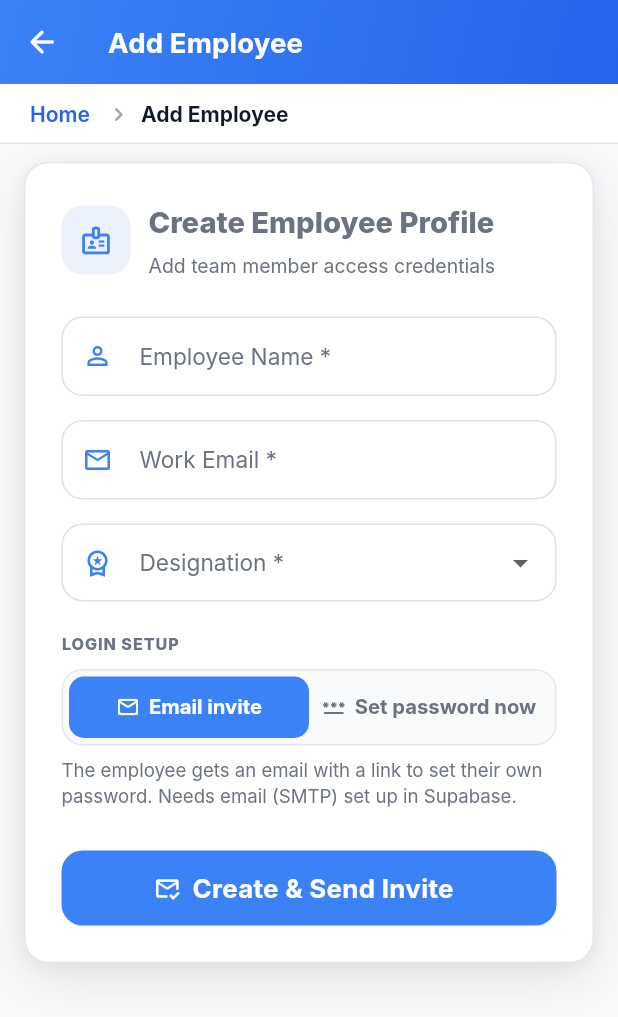
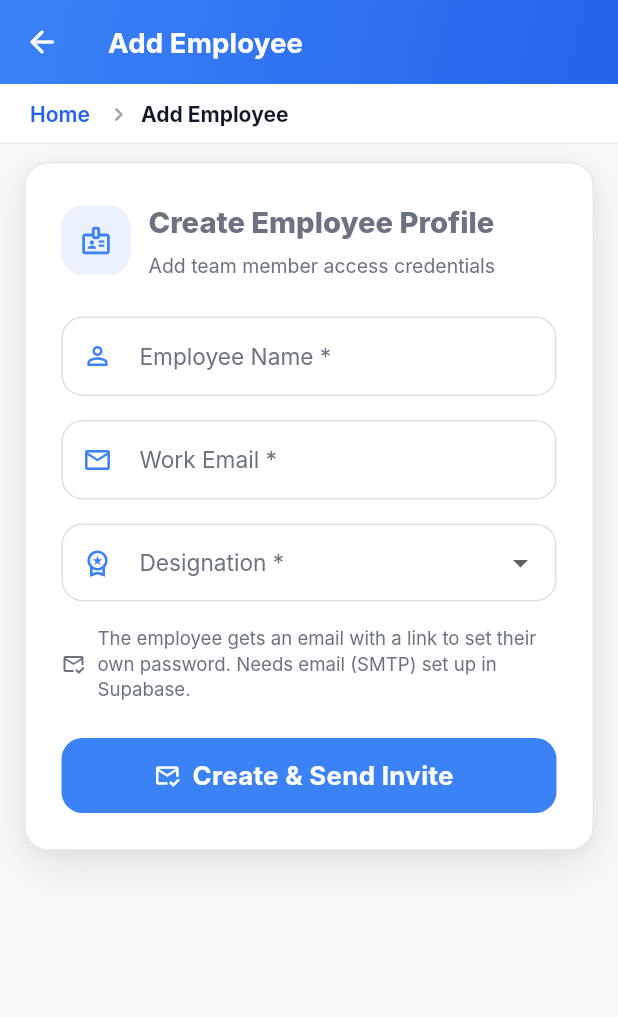
Before and after one commit to internfomrahousing-oss/fomra-ls, a Flutter app: the AddEmployeeScreen widget shown alone on an empty page, opened directly, on a phone screen of 412 x 824 dp. Shown: the top 1017 px of the screen. Run offline on Flutter 3.47's test engine with Material 3 defaults, Android fonts, the phone set to English and light mode, and no system bars; our stand-ins replace audioplayers, connectivity_plus, file_picker, firebase_core, firebase_messaging, fl_chart and 8 more; missing offline and left inert: dart:html, dart:ui_web, flutter_map_cancellable_tile_provider, record; accounts and stored records are empty; Roboto replaces fonts that are missing (Inter).

Commit message:
Email-only onboarding, dark-mode login fix, rebrand to Fomra LandIQ
Onboarding is now email-invite only — the generate-a-password path is
removed everywhere:
- Add Employee drops the login-setup toggle and always sends an invite.
- User Management's "Set password" becomes "Resend invite" (re-sends the
  set-password / recovery email via inviteEmployee).
- Removes EmployeeService.generatePassword + provisionLogin, the
  credentials dialog, and its now-obsolete onboarding test.

Login page: in dark mode the right-hand sign-in panel used a hardcoded
white background behind the dark form card — now it uses the page
background so the panel and card match.

Rebrand FomraLS → "Fomra LandIQ" across all user-visible surfaces: split
+ mobile login headings, app header, drawer, portal login, app title,
splash, web title/description/PWA name, and export file names. Technical
identifiers (package name, class names, HTTP User-Agent) are unchanged.

Co-Authored-By: Claude Opus 4.8 <noreply@anthropic.com>

```diff
--- a/lib/main.dart
+++ b/lib/main.dart
@@ -55,7 +55,7 @@ class FomraLSApp extends StatelessWidget {
     return ValueListenableBuilder<ThemeMode>(
       valueListenable: ThemeController.instance.mode,
       builder: (context, themeMode, _) => MaterialApp(
-        title: 'FomraLS',
+        title: 'Fomra LandIQ',
         debugShowCheckedModeBanner: false,
         theme: appTheme(),
         darkTheme: appThemeDark(),
@@ -200,7 +200,7 @@ class _StartupScreenState extends State<_StartupScreen> {
               ),
               const SizedBox(height: 20),
               const Text(
-                'FomraLS',
+                'Fomra LandIQ',
                 style: TextStyle(
                   color: Colors.white,
                   fontSize: 32,
--- a/lib/screens/auth/portal_login_screen.dart
+++ b/lib/screens/auth/portal_login_screen.dart
@@ -147,7 +147,7 @@ class _PortalLoginScreenState extends State<PortalLoginScreen> {
                         ),
                         const SizedBox(height: 4),
                         Text(
-                          'FomraLS · Fomra Housing',
+                          'Fomra LandIQ · Fomra Housing',
                           style: TextStyle(
                             color: Colors.white.withValues(alpha: 0.7),
                             fontSize: 13,
--- a/lib/screens/employee_management/add_employee_screen.dart
+++ b/lib/screens/employee_management/add_employee_screen.dart
@@ -6,7 +6,6 @@ import '../../theme/app_theme.dart';
 import '../../theme/fomra_input.dart';
 import '../../theme/fomra_theme_context.dart';
 import '../../widgets/fomra_app_shell.dart';
-import '../../widgets/credentials_dialog.dart';
 import '../../widgets/ui/app_feedback.dart';
 import '../../widgets/portal_home_sections.dart';
 import '../../widgets/portal_page_layout.dart';
@@ -33,10 +32,6 @@ class _AddEmployeeScreenState extends State<AddEmployeeScreen> {
   String? _designation;
   bool _saving = false;
 
-  /// How the new employee gets their login. Email invite = they set their own
-  /// password via a link; otherwise management generates one and hands it over.
-  bool _emailInvite = true;
-
   @override
   void dispose() {
     _nameCtrl.dispose();
@@ -57,11 +52,7 @@ class _AddEmployeeScreenState extends State<AddEmployeeScreen> {
         email: _emailCtrl.text,
         designation: _designation!,
       );
-      if (_emailInvite) {
       await _finishWithEmailInvite(profile);
-      } else {
-        await _finishWithGeneratedPassword(profile);
-      }
     } catch (e) {
       if (!mounted) return;
       AppFeedback.error(context, e.toString().replaceFirst('Exception: ', ''));
@@ -104,36 +95,6 @@ class _AddEmployeeScreenState extends State<AddEmployeeScreen> {
             '${profile.designation}, but the set-password email failed:\n\n'
             '$inviteError\n\n'
             'Re-send from User Management, or set a password there directly.',
-      );
-    }
-  }
-
-  /// Generate a password now and show it once so management can hand it over.
-  Future<void> _finishWithGeneratedPassword(EmployeeProfile profile) async {
-    final password = EmployeeService.generatePassword();
-    String? loginError;
-    try {
-      await EmployeeService.provisionLogin(profile.email, password: password);
-    } catch (e) {
-      loginError = e.toString().replaceFirst('Exception: ', '');
-    }
-    if (!mounted) return;
-    Navigator.pop(context, profile);
-    if (loginError == null) {
-      await showCredentialsDialog(
-        context,
-        email: profile.email,
-        password: password,
-        title: '${profile.fullName} added',
-      );
-    } else {
-      AppFeedback.errorDetails(
-        context,
-        title: 'Employee saved, but the login could not be created',
-        message: '${profile.fullName} (${profile.email}) was created as '
-            '${profile.designation}, but their login could not be set up:\n\n'
-            '$loginError\n\n'
-            'Set a password from User Management → Set password.',
       );
     }
   }
@@ -238,38 +199,30 @@ class _AddEmployeeScreenState extends State<AddEmployeeScreen> {
                               : null,
                           onChanged: (v) => setState(() => _designation = v),
                         ),
-                        const SizedBox(height: 20),
-                        Text(
-                          'LOGIN SETUP',
-                          style: TextStyle(
-                            fontSize: 10,
-                            fontWeight: FontWeight.w800,
-                            letterSpacing: 0.6,
+                        const SizedBox(height: 16),
+                        Row(
+                          children: [
+                            Icon(
+                              Icons.mark_email_read_outlined,
+                              size: 16,
                               color: context.fomraTextSecondary,
                             ),
-                        ),
-                        const SizedBox(height: 8),
-                        _LoginSetupToggle(
-                          emailInvite: _emailInvite,
-                          onChanged: _saving
-                              ? null
-                              : (v) => setState(() => _emailInvite = v),
-                        ),
-                        const SizedBox(height: 8),
-                        Text(
-                          _emailInvite
-                              ? 'The employee gets an email with a link to set '
+                            const SizedBox(width: 8),
+                            Expanded(
+                              child: Text(
+                                'The employee gets an email with a link to set '
                                 'their own password. Needs email (SMTP) set up '
-                                  'in Supabase.'
-                              : 'A password is generated now and shown once for '
-                                  'you to hand over — no email needed.',
+                                'in Supabase.',
                                 style: TextStyle(
                                   fontSize: 11.5,
                                   height: 1.35,
                                   color: context.fomraTextSecondary,
                                 ),
                               ),
-                        const SizedBox(height: 28),
+                            ),
+                          ],
+                        ),
+                        const SizedBox(height: 24),
                         SizedBox(
                           height: 50,
                           child: FilledButton.icon(
@@ -283,17 +236,11 @@ class _AddEmployeeScreenState extends State<AddEmployeeScreen> {
                                       color: Colors.white,
                                     ),
                                   )
-                                : Icon(
-                                    _emailInvite
-                                        ? Icons.mark_email_read_outlined
-                                        : Icons.add_circle_outline,
-                                    size: 18,
-                                  ),
-                            label: Text(
-                              _emailInvite
-                                  ? 'Create & Send Invite'
-                                  : 'Create & Show Password',
-                              style: const TextStyle(fontWeight: FontWeight.w700),
+                                : const Icon(Icons.mark_email_read_outlined,
+                                    size: 18),
+                            label: const Text(
+                              'Create & Send Invite',
+                              style: TextStyle(fontWeight: FontWeight.w700),
                             ),
                             style: FilledButton.styleFrom(
                               shape: RoundedRectangleBorder(
@@ -337,87 +284,3 @@ class _AddEmployeeScreenState extends State<AddEmployeeScreen> {
     );
   }
 }
-
-/// Two-way choice for how a new employee receives their login: an email invite
-/// (they set their own password) or a generated password shown once.
-class _LoginSetupToggle extends StatelessWidget {
-  final bool emailInvite;
-  final ValueChanged<bool>? onChanged;
-
-  const _LoginSetupToggle({required this.emailInvite, this.onChanged});
-
-  @override
-  Widget build(BuildContext context) {
-    return Container(
-      padding: const EdgeInsets.all(4),
-      decoration: BoxDecoration(
-        color: context.fomraSurfaceVar.withValues(alpha: 0.5),
-        borderRadius: BorderRadius.circular(14),
-        border: Border.all(color: context.fomraBorder),
-      ),
-      child: Row(
-        children: [
-          _option(
-            context,
-            selected: emailInvite,
-            icon: Icons.mail_outline_rounded,
-            label: 'Email invite',
-            onTap: () => onChanged?.call(true),
-          ),
-          _option(
-            context,
-            selected: !emailInvite,
-            icon: Icons.password_rounded,
-            label: 'Set password now',
-            onTap: () => onChanged?.call(false),
-          ),
-        ],
-      ),
-    );
-  }
-
-  Widget _option(
-    BuildContext context, {
-    required bool selected,
-    required IconData icon,
-    required String label,
-    required VoidCallback onTap,
-  }) {
-    return Expanded(
-      child: GestureDetector(
-        behavior: HitTestBehavior.opaque,
-        onTap: onChanged == null ? null : onTap,
-        child: AnimatedContainer(
-          duration: const Duration(milliseconds: 150),
-          padding: const EdgeInsets.symmetric(vertical: 10),
-          decoration: BoxDecoration(
-            color: selected ? AppColors.primary : Colors.transparent,
-            borderRadius: BorderRadius.circular(10),
-          ),
-          child: Row(
-            mainAxisAlignment: MainAxisAlignment.center,
-            children: [
-              Icon(
-                icon,
-                size: 16,
-                color: selected ? Colors.white : context.fomraTextSecondary,
-              ),
-              const SizedBox(width: 6),
-              Flexible(
-                child: Text(
-                  label,
-                  overflow: TextOverflow.ellipsis,
-                  style: TextStyle(
-                    fontSize: 12.5,
-                    fontWeight: FontWeight.w700,
-                    color: selected ? Colors.white : context.fomraTextSecondary,
-                  ),
-                ),
-              ),
-            ],
-          ),
-        ),
-      ),
-    );
-  }
-}
--- a/lib/screens/employee_management/employee_management_screen.dart
+++ b/lib/screens/employee_management/employee_management_screen.dart
@@ -8,7 +8,6 @@ import '../../services/team_hierarchy.dart';
 import '../../theme/app_theme.dart';
 import '../../theme/fomra_layout.dart';
 import '../../theme/fomra_theme_context.dart';
-import '../../widgets/credentials_dialog.dart';
 import '../../widgets/employee_management_ui.dart';
 import '../../widgets/ui/app_feedback.dart';
 import '../../widgets/portal_home_sections.dart';
@@ -73,15 +72,15 @@ class _EmployeeManagementScreenState extends State<EmployeeManagementScreen> {
   /// Set (or reset) an employee's login to a freshly generated password and
   /// show it so management can hand it over. Works whether or not they already
   /// had a login — no invite email involved.
-  Future<void> _setPassword(EmployeeProfile employee) async {
+  Future<void> _resendInvite(EmployeeProfile employee) async {
     final confirm = await showDialog<bool>(
       context: context,
       builder: (ctx) => AlertDialog(
         shape: RoundedRectangleBorder(borderRadius: BorderRadius.circular(16)),
-        title: const Text('Set password'),
+        title: const Text('Resend invite'),
         content: Text(
-          'Generate a new password for ${employee.email}? You\'ll see it once '
-          'to share with them; it replaces any existing password.',
+          'Email ${employee.email} a link to set their own password? If they '
+          'already have a login, a reset-password email is sent instead.',
           style: TextStyle(fontSize: 13, color: context.fomraTextSecondary),
         ),
         actions: [
@@ -90,27 +89,30 @@ class _EmployeeManagementScreenState extends State<EmployeeManagementScreen> {
               child: const Text('Cancel')),
           FilledButton(
               onPressed: () => Navigator.pop(ctx, true),
-              child: const Text('Generate')),
+              child: const Text('Send')),
         ],
       ),
     );
     if (confirm != true || !mounted) return;
-    final password = EmployeeService.generatePassword();
     try {
-      await EmployeeService.provisionLogin(employee.email, password: password);
+      final kind = await EmployeeService.inviteEmployee(
+        employee.email,
+        designation: employee.designation,
+        fullName: employee.fullName,
+      );
       if (!mounted) return;
-      await showCredentialsDialog(
+      AppFeedback.success(
         context,
-        email: employee.email,
-        password: password,
-        title: 'Password set for ${employee.fullName}',
+        kind == 'recovery'
+            ? 'Reset-password email sent to ${employee.email}.'
+            : 'Invite sent to ${employee.email}.',
       );
     } catch (e) {
       if (!mounted) return;
       AppFeedback.errorDetails(
         context,
-        title: 'Could not set the password',
-        message: 'Setting a login for ${employee.email} failed:\n\n'
+        title: 'Could not send the invite',
+        message: 'Emailing ${employee.email} failed:\n\n'
             '${e.toString().replaceFirst('Exception: ', '')}',
       );
     }
@@ -306,8 +308,8 @@ class _EmployeeManagementScreenState extends State<EmployeeManagementScreen> {
                                     employee: _filtered[i],
                                     onRemoveAccess: () =>
                                         _confirmRemoveAccess(_filtered[i]),
-                                    onSetPassword: () =>
-                                        _setPassword(_filtered[i]),
+                                    onResendInvite: () =>
+                                        _resendInvite(_filtered[i]),
                                   ),
                                 ),
                               ),
--- a/lib/screens/settings/settings_screen.dart
+++ b/lib/screens/settings/settings_screen.dart
@@ -454,7 +454,7 @@ class _BulkLeadImportPageState extends State<_BulkLeadImportPage> {
     final csv = '${_csvRow(_bulkImportColumns)}\r\n${_csvRow(example)}\r\n';
     final bytes = Uint8List.fromList(utf8.encode(csv));
     try {
-      await saveCsv(bytes, 'FomraLS_Bulk_Lead_Import_Template.csv');
+      await saveCsv(bytes, 'FomraLandIQ_Bulk_Lead_Import_Template.csv');
       if (mounted) {
         AppFeedback.success(context, 'Template downloaded');
       }
--- a/lib/services/employee_service.dart
+++ b/lib/services/employee_service.dart
@@ -1,5 +1,4 @@
 import 'dart:convert';
-import 'dart:math';
 
 import 'package:http/http.dart' as http;
 import 'package:shared_preferences/shared_preferences.dart';
@@ -108,15 +107,6 @@ class EmployeeService {
     return 'invite';
   }
 
-  /// A readable, reasonably strong temporary password to hand to a new employee.
-  /// Ambiguous characters (0/O, 1/l/I) are left out so it's easy to read aloud
-  /// or copy. They can change it after signing in.
-  static String generatePassword({int length = 10}) {
-    const chars = 'ABCDEFGHJKLMNPQRSTUVWXYZabcdefghijkmnopqrstuvwxyz23456789';
-    final rand = Random.secure();
-    return List.generate(length, (_) => chars[rand.nextInt(chars.length)]).join();
-  }
-
   /// Reset an employee's login password (management only).
   static Future<void> resetAuthPassword(String email, String password) async {
     final token = await _adminToken();
@@ -144,22 +134,6 @@ class EmployeeService {
       } catch (_) {}
       throw Exception(msg);
     }
-  }
-
-  /// Give an employee a ready-to-use login with a known [password]: create the
-  /// Supabase Auth user if needed, then set the password so it works whether or
-  /// not the account already existed. Management only. This is the whole
-  /// onboarding path now — management shares the password directly, no email.
-  static Future<void> provisionLogin(String email,
-      {String password = 'fomra@2024'}) async {
-    final token = await _adminToken();
-    if (token == null) {
-      throw Exception(
-          'Your session expired. Sign out and sign in again as management, then retry.');
-    }
-    final normalized = email.trim().toLowerCase();
-    await provisionAuthUser(normalized, password: password);
-    await resetAuthPassword(normalized, password);
   }
 
   /// Provision auth users for every current employee (one-time backfill).
@@ -245,8 +219,8 @@ class EmployeeService {
         all.insert(0, profile);
         await _saveCache(all);
       }
-      // The login (so the employee can sign in) is provisioned by the caller
-      // via provisionLogin, so its outcome can be surfaced.
+      // The login is set up by the caller via inviteEmployee (email invite), so
+      // its outcome can be surfaced.
       return profile;
     } catch (e) {
       final profile = EmployeeProfile(
--- a/lib/services/report_catalog_service.dart
+++ b/lib/services/report_catalog_service.dart
@@ -163,7 +163,7 @@ class ReportCatalogService {
       capForPdf: format == ReportFormat.pdf,
     );
     final fileName =
-        'FomraLS_${kind.fileStem}_${DateFormat('yyyyMMdd_HHmm').format(DateTime.now())}'
+        'FomraLandIQ_${kind.fileStem}_${DateFormat('yyyyMMdd_HHmm').format(DateTime.now())}'
         '.${format == ReportFormat.pdf ? 'pdf' : 'csv'}';
 
     // Excel and CSV both export tabular CSV data (opens directly in Excel).
@@ -996,7 +996,7 @@ class ReportCatalogService {
     String title,
   ) async {
     final doc = pw.Document(
-      title: 'FomraLS $title',
+      title: 'Fomra LandIQ $title',
       author: 'Fomra Housing & Infrastructure Pvt. Ltd.',
     );
 
--- a/lib/widgets/app_drawer.dart
+++ b/lib/widgets/app_drawer.dart
@@ -144,7 +144,7 @@ class _DrawerHeader extends StatelessWidget {
               ),
               const SizedBox(height: 12),
               Text(
-                'FomraLS',
+                'Fomra LandIQ',
                 style: TextStyle(
                   color: isDark ? context.fomraTextPrimary : Colors.white,
                   fontSize: titleSize,
--- a/lib/widgets/fomra_app_bar.dart
+++ b/lib/widgets/fomra_app_bar.dart
@@ -155,7 +155,7 @@ class FomraAppBar extends StatelessWidget implements PreferredSizeWidget {
                   ),
                   const SizedBox(width: 10),
                   Text(
-                    'FomraLS',
+                    'Fomra LandIQ',
                     style: TextStyle(
                       color: fg,
                       fontWeight: FontWeight.w800,
```
Also changed, not shown: idea.txt (deleted, +0 -56 lines), lib/screens/auth/login_screen.dart (+11 -5 lines), lib/widgets/credentials_dialog.dart (deleted, +0 -129 lines), lib/widgets/employee_management_ui.dart (+6 -6 lines), 3 other files. Lines whose indentation alone changed are shown as unchanged.
